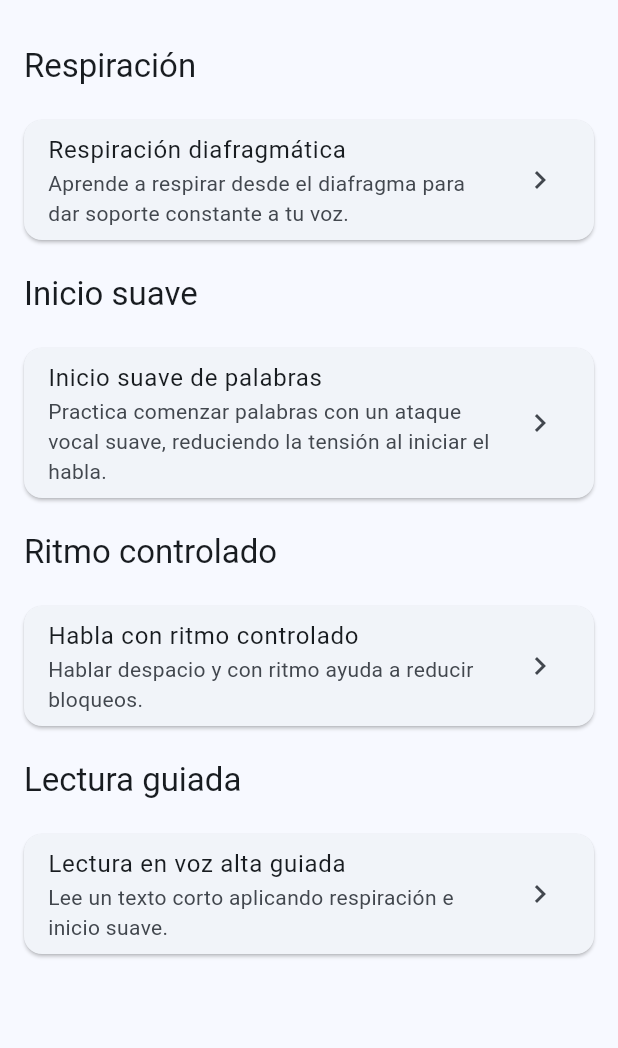
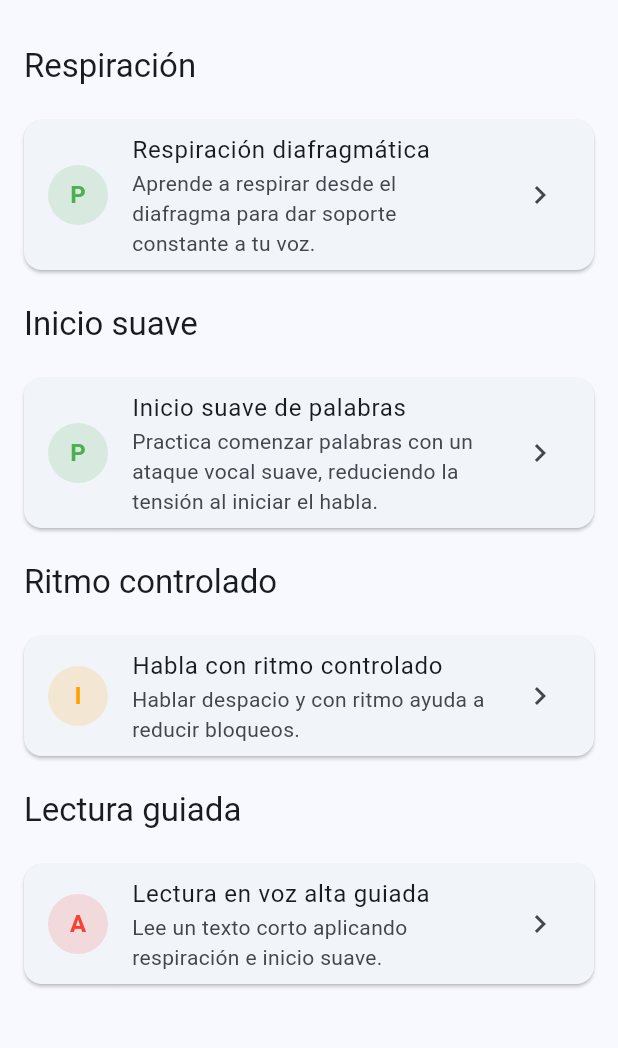
Before and after one commit to Jair-dev57/serena, a Flutter app: the screen it shows after launch, on a phone screen of 412 x 824 dp, the part 63-1111 px from its top. Run offline on Flutter 3.47's test engine with Material 3 defaults, Android fonts, the phone set to English and light mode, and no system bars; our stand-ins replace audioplayers, shared_preferences, sqflite; missing offline and left inert: record; accounts and stored records are empty.

Commit message:
Muestra dificultad y duración de ejercicios en Home y detalle

```diff
--- a/lib/screens/home_screen.dart
+++ b/lib/screens/home_screen.dart
@@ -6,8 +6,20 @@ import 'progress_screen.dart';
 import 'difficult_words_screen.dart';
 import 'block_diary_screen.dart';
 import 'settings_screen.dart';
+
 class HomeScreen extends StatelessWidget {
   const HomeScreen({super.key});
+
+  Color _difficultyColor(ExerciseDifficulty difficulty) {
+    switch (difficulty) {
+      case ExerciseDifficulty.principiante:
+        return Colors.green;
+      case ExerciseDifficulty.intermedio:
+        return Colors.amber.shade700;
+      case ExerciseDifficulty.avanzado:
+        return Colors.red;
+    }
+  }
 
   @override
   Widget build(BuildContext context) {
@@ -100,6 +112,16 @@ class HomeScreen extends StatelessWidget {
                   title: Text(exercise.title),
                   subtitle: Text(exercise.description),
                   trailing: const Icon(Icons.chevron_right),
+                  leading: CircleAvatar(
+                    backgroundColor: _difficultyColor(exercise.difficulty).withValues(alpha: 0.15),
+                    child: Text(
+                      exercise.difficulty.label[0],
+                      style: TextStyle(
+                        color: _difficultyColor(exercise.difficulty),
+                        fontWeight: FontWeight.bold,
+                      ),
+                    ),
+                  ),
                   onTap: () {
                     Navigator.of(context).push(
                       MaterialPageRoute(
```
Also changed, not shown: lib/screens/exercise_detail_screen.dart (+14 -1 lines).
